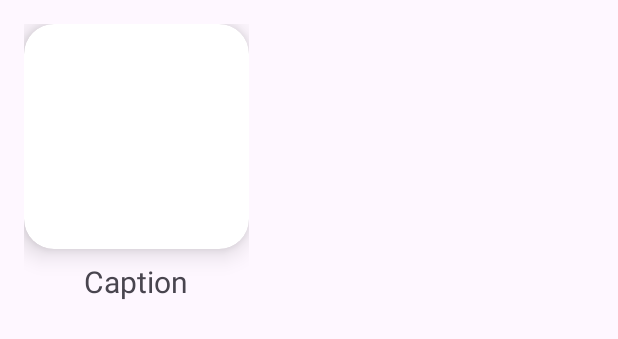
After one commit to Kekuz/Freezer, an Android app: the layout grid_item_recipes.xml on its own in the app's theme, with its tools: preview values and no code run, on a phone screen of 412 x 824 dp. The commit adds this screen. Shown: the top 339 px of the screen. Run offline under Robolectric (Android 15) with nearby library versions, the phone set to English and light mode, and no system bars.

Commit message:
Recipes GridView added!!!

```diff
--- a/app/src/main/java/com/diploma/freezer/FreezerFragment.java
+++ b/app/src/main/java/com/diploma/freezer/FreezerFragment.java
@@ -20,7 +20,7 @@ public class FreezerFragment extends Fragment {
     FreezerItemsAdapter freezerItemsAdapter;
 
 
-    @SuppressLint({"MissingInflatedId", "CheckResult", "NotifyDataSetChanged"})
+    @SuppressLint("NotifyDataSetChanged")
     @Override
     public View onCreateView(LayoutInflater inflater, ViewGroup container,
                              Bundle savedInstanceState) {
--- a/app/src/main/java/com/diploma/freezer/MainActivity.java
+++ b/app/src/main/java/com/diploma/freezer/MainActivity.java
@@ -15,6 +15,7 @@ public class MainActivity extends AppCompatActivity {
     private ActivityMainBinding binding;
     public static User currentFirebaseUser;//Создаем юзера
     public static Fridge currentFridge;//Создаем базу продуктов
+    public static Recipes currentRecipes;//Создаем базу рецептов
 
 
     @SuppressLint("NonConstantResourceId")
@@ -27,6 +28,7 @@ public class MainActivity extends AppCompatActivity {
 
         currentFirebaseUser = new User();
         currentFridge = new Fridge();
+        currentRecipes = new Recipes();
 
 
         binding.bottomNavView.setOnItemSelectedListener(item -> {
--- /dev/null
+++ b/app/src/main/res/layout/grid_item_recipes.xml
@@ -0,0 +1,33 @@
+<?xml version="1.0" encoding="utf-8"?>
+<LinearLayout xmlns:android="http://schemas.android.com/apk/res/android"
+    xmlns:app="http://schemas.android.com/apk/res-auto"
+    android:orientation="vertical"
+    android:layout_width="wrap_content"
+    android:layout_height="wrap_content"
+    android:gravity="center"
+    android:padding="16dp">
+
+    <androidx.cardview.widget.CardView
+        android:layout_width="150dp"
+        android:layout_height="150dp"
+        app:cardElevation="10dp"
+        app:cardCornerRadius="20dp">
+
+        <ImageView
+            android:layout_width="150dp"
+            android:layout_height="150dp"
+            android:id="@+id/gridImage"
+            android:scaleType="centerCrop"/>
+
+    </androidx.cardview.widget.CardView>
+
+    <TextView
+        android:layout_width="wrap_content"
+        android:layout_height="wrap_content"
+        android:id="@+id/gridCaption"
+        android:text="@string/caption"
+        android:textSize="20sp"
+        android:gravity="center"
+        android:layout_marginTop="8dp"/>
+
+</LinearLayout>
--- a/app/src/main/res/values/strings.xml
+++ b/app/src/main/res/values/strings.xml
@@ -14,4 +14,5 @@
     <string name="hello">Hello, </string>
     <string name="name">name</string>
     <string name="food_name">Food name</string>
+    <string name="caption">Caption</string>
 </resources>
```
Also changed, not shown: app/src/main/java/com/diploma/freezer/RecipeItem.java (added, +37 -0 lines), app/src/main/java/com/diploma/freezer/Recipes.java (added, +57 -0 lines), app/src/main/java/com/diploma/freezer/RecipesFragment.java (+18 -1 lines), app/src/main/java/com/diploma/freezer/RecipesItemAdapter.java (added, +57 -0 lines), app/src/main/res/layout/fragment_recipes.xml (+4 -4 lines).
